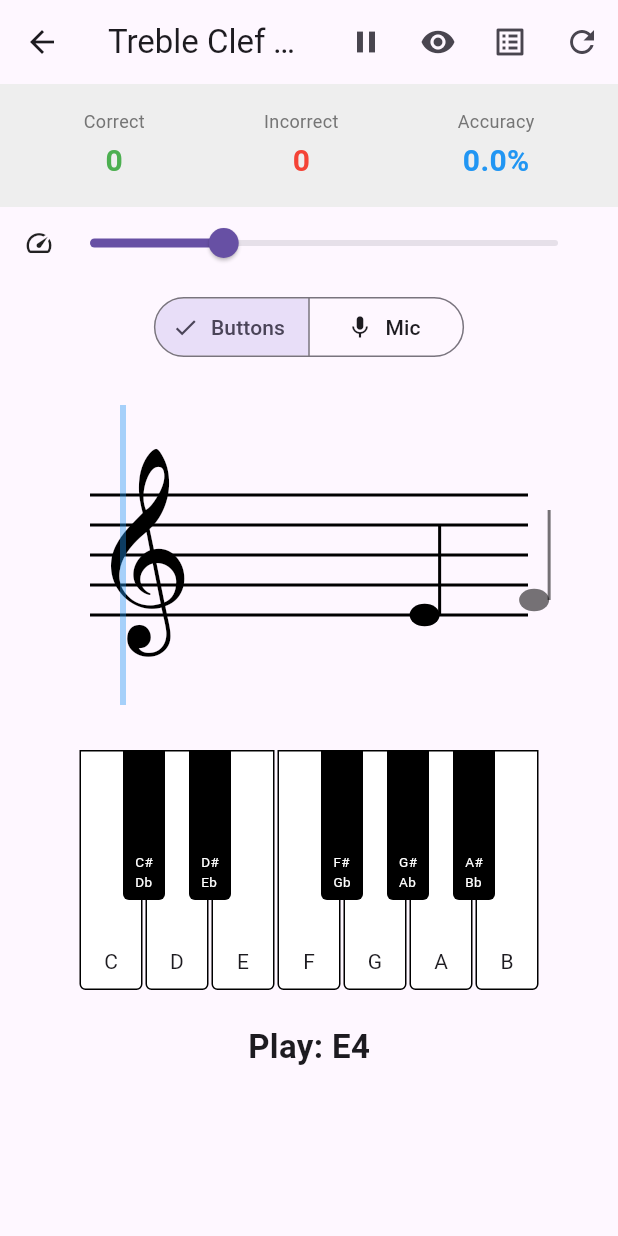
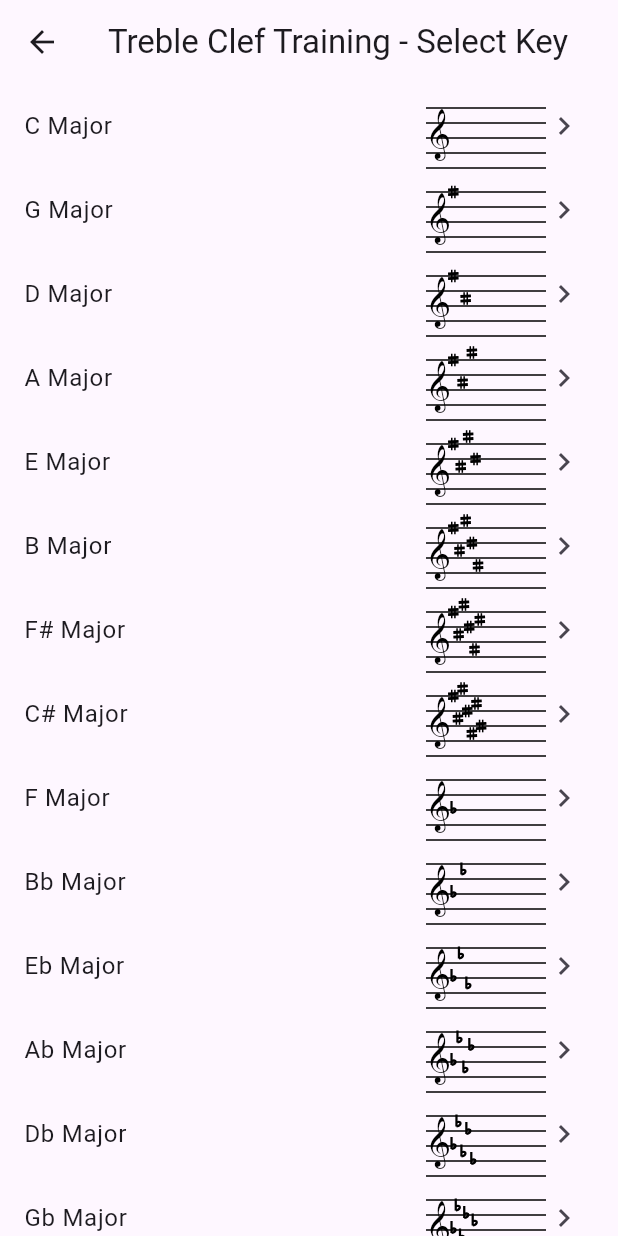
Before and after one commit to reyjager/music, a Flutter app: the screen it shows after launch, after a tap on "Treble Clef", on a phone screen of 412 x 824 dp. Run offline on Flutter 3.47's test engine with Material 3 defaults, Android fonts, the phone set to English and light mode, and no system bars; our stand-ins replace get, just_audio, stacked; missing offline and left inert: pitch_detector_dart, record.

Commit message:
adding key signature model and adjust clef size, generate note according to the key signature

```diff
--- /dev/null
+++ b/lib/models/key_signature.dart
@@ -0,0 +1,47 @@
+class KeySignature {
+  final String name;
+  final List<String> sharps; // note letters with sharps in this key
+  final List<String> flats; // note letters with flats in this key
+
+  const KeySignature({
+    required this.name,
+    this.sharps = const [],
+    this.flats = const [],
+  });
+
+  bool isNatural(String letter) =>
+      !sharps.contains(letter) && !flats.contains(letter);
+
+  bool hasSharp(String letter) => sharps.contains(letter);
+  bool hasFlat(String letter) => flats.contains(letter);
+
+  /// Treble clef staff positions for sharps (F C G D A E B)
+  static const List<int> trebleSharpPositions = [4, 1, 5, 2, -1, 3, 0];
+
+  /// Treble clef staff positions for flats (B E A D G C F)
+  static const List<int> trebleFlatPositions = [0, 3, -1, 2, -2, 1, -3];
+
+  /// Bass clef staff positions for sharps (F C G D A E B)
+  static const List<int> bassSharpPositions = [2, -1, 3, 0, -3, 1, -2];
+
+  /// Bass clef staff positions for flats (B E A D G C F)
+  static const List<int> bassFlatPositions = [-2, 1, -3, 0, -4, -1, -5];
+
+  static const List<KeySignature> allKeys = [
+    KeySignature(name: 'C Major'),
+    KeySignature(name: 'G Major', sharps: ['F']),
+    KeySignature(name: 'D Major', sharps: ['F', 'C']),
+    KeySignature(name: 'A Major', sharps: ['F', 'C', 'G']),
+    KeySignature(name: 'E Major', sharps: ['F', 'C', 'G', 'D']),
+    KeySignature(name: 'B Major', sharps: ['F', 'C', 'G', 'D', 'A']),
+    KeySignature(name: 'F# Major', sharps: ['F', 'C', 'G', 'D', 'A', 'E']),
+    KeySignature(name: 'C# Major', sharps: ['F', 'C', 'G', 'D', 'A', 'E', 'B']),
+    KeySignature(name: 'F Major', flats: ['B']),
+    KeySignature(name: 'Bb Major', flats: ['B', 'E']),
+    KeySignature(name: 'Eb Major', flats: ['B', 'E', 'A']),
+    KeySignature(name: 'Ab Major', flats: ['B', 'E', 'A', 'D']),
+    KeySignature(name: 'Db Major', flats: ['B', 'E', 'A', 'D', 'G']),
+    KeySignature(name: 'Gb Major', flats: ['B', 'E', 'A', 'D', 'G', 'C']),
+    KeySignature(name: 'Cb Major', flats: ['B', 'E', 'A', 'D', 'G', 'C', 'F']),
+  ];
+}
--- a/lib/modules/training/clef/bass_page.dart
+++ b/lib/modules/training/clef/bass_page.dart
@@ -1,12 +1,12 @@
 import 'package:flutter/material.dart';
 import '../../../models/clef_config.dart';
-import '../training_view.dart';
+import 'key_signature_selection_view.dart';
 
 class BassClefTrainingView extends StatelessWidget {
   const BassClefTrainingView({Key? key}) : super(key: key);
 
   @override
   Widget build(BuildContext context) {
-    return const TrainingView(config: ClefConfig.bass);
+    return const KeySignatureSelectionView(config: ClefConfig.bass);
   }
 }
--- /dev/null
+++ b/lib/modules/training/clef/key_signature_selection_view.dart
@@ -0,0 +1,45 @@
+import 'package:flutter/material.dart';
+import 'package:get/get.dart';
+import '../../../models/clef_config.dart';
+import '../../../models/key_signature.dart';
+import '../../widgets/music_symbols/key_signature_painter.dart';
+import '../training_view.dart';
+
+class KeySignatureSelectionView extends StatelessWidget {
+  final ClefConfig config;
+
+  const KeySignatureSelectionView({Key? key, required this.config})
+      : super(key: key);
+
+  @override
+  Widget build(BuildContext context) {
+    return Scaffold(
+      appBar: AppBar(title: Text('${config.title} - Select Key')),
+      body: ListView.builder(
+        itemCount: KeySignature.allKeys.length,
+        itemBuilder: (context, index) {
+          final ks = KeySignature.allKeys[index];
+          return ListTile(
+            title: Text(ks.name),
+            trailing: Row(
+              mainAxisSize: MainAxisSize.min,
+              children: [
+                KeySignatureWidget(
+                  sharps: ks.sharps.length,
+                  flats: ks.flats.length,
+                  clefType: config.isBassClef ? 'bass' : 'treble',
+                  size: 40,
+                ),
+                const Icon(Icons.chevron_right),
+              ],
+            ),
+            onTap: () => Get.to(() => TrainingView(
+                  config: config,
+                  keySignature: ks,
+                )),
+          );
+        },
+      ),
+    );
+  }
+}
--- a/lib/modules/training/clef/treble_page.dart
+++ b/lib/modules/training/clef/treble_page.dart
@@ -1,12 +1,12 @@
 import 'package:flutter/material.dart';
 import '../../../models/clef_config.dart';
-import '../training_view.dart';
+import 'key_signature_selection_view.dart';
 
 class TrebleClefTrainingView extends StatelessWidget {
   const TrebleClefTrainingView({Key? key}) : super(key: key);
 
   @override
   Widget build(BuildContext context) {
-    return const TrainingView(config: ClefConfig.treble);
+    return const KeySignatureSelectionView(config: ClefConfig.treble);
   }
 }
--- a/lib/modules/training/training_view.dart
+++ b/lib/modules/training/training_view.dart
@@ -2,6 +2,7 @@ import 'package:flutter/material.dart';
 import 'package:flutter/scheduler.dart';
 import 'package:stacked/stacked.dart';
 import '../../models/clef_config.dart';
+import '../../models/key_signature.dart';
 import '../../services/audio_service.dart';
 import '../../services/note_generator_service.dart';
 import '../widgets/staff_painter.dart';
@@ -11,8 +12,13 @@ import 'training_viewmodel.dart';
 
 class TrainingView extends StatefulWidget {
   final ClefConfig config;
+  final KeySignature keySignature;
 
-  const TrainingView({Key? key, required this.config}) : super(key: key);
+  const TrainingView({
+    Key? key,
+    required this.config,
+    required this.keySignature,
+  }) : super(key: key);
 
   @override
   State<TrainingView> createState() => _TrainingViewState();
@@ -51,6 +57,7 @@ class _TrainingViewState extends State<TrainingView>
     return ViewModelBuilder<TrainingViewModel>.reactive(
       viewModelBuilder: () => TrainingViewModel(
         config: widget.config,
+        keySignature: widget.keySignature,
         audioService: AudioService(),
         noteGenerator: NoteGeneratorService(),
       ),
@@ -133,6 +140,7 @@ class _TrainingViewState extends State<TrainingView>
                         painter: StaffPainter(
                           isBassClef: widget.config.isBassClef,
                           noteQueue: buildNotePositions(model),
+                          keySignature: model.keySignature,
                         ),
                         size: Size.infinite,
                       ),
--- a/lib/modules/training/training_viewmodel.dart
+++ b/lib/modules/training/training_viewmodel.dart
@@ -2,6 +2,7 @@ import 'dart:async';
 import 'package:flutter/material.dart';
 import 'package:stacked/stacked.dart';
 import '../../models/clef_config.dart';
+import '../../models/key_signature.dart';
 import '../../models/musical_note.dart';
 import '../../models/session_stats.dart';
 import '../../services/audio_service.dart';
@@ -30,10 +31,15 @@ class TrainingViewModel extends BaseViewModel {
 
   TrainingViewModel({
     required this.config,
+    required KeySignature keySignature,
     required AudioService audioService,
     required NoteGeneratorService noteGenerator,
-  })  : _audioService = audioService,
+  })  : _keySignature = keySignature,
+        _audioService = audioService,
         _noteGenerator = noteGenerator;
+
+  final KeySignature _keySignature;
+  KeySignature get keySignature => _keySignature;
 
   ClefInputMode _inputMode = ClefInputMode.buttons;
   ClefInputMode get inputMode => _inputMode;
@@ -128,7 +134,7 @@ class TrainingViewModel extends BaseViewModel {
     scrollingNotes.clear();
     for (int i = 0; i < 5; i++) {
       scrollingNotes.add(ScrollingNote(
-        note: _noteGenerator.generateRandomNote(),
+        note: _noteGenerator.generateNoteInKey(_keySignature),
         xFraction: 0.8 + (i * _noteSpacing),
       ));
     }
@@ -150,7 +156,7 @@ class TrainingViewModel extends BaseViewModel {
     if (scrollingNotes.isEmpty ||
         scrollingNotes.last.xFraction < 1.0 - _noteSpacing) {
       scrollingNotes.add(ScrollingNote(
-        note: _noteGenerator.generateRandomNote(),
+        note: _noteGenerator.generateNoteInKey(_keySignature),
         xFraction: 1.0,
       ));
     }
--- a/lib/modules/widgets/music_symbols/key_signature_painter.dart
+++ b/lib/modules/widgets/music_symbols/key_signature_painter.dart
@@ -78,7 +78,9 @@ class KeySignaturePainter extends CustomPainter {
     final textPainter = TextPainter(
       text: TextSpan(
         text: clefSymbol,
-        style: TextStyle(fontSize: staffHeight * 1.2, color: color),
+        style: TextStyle(
+            fontSize: (clefType == 'treble') ? staffHeight / 2 : staffHeight,
+            color: color),
       ),
       textDirection: TextDirection.ltr,
     );
--- a/lib/modules/widgets/staff_painter.dart
+++ b/lib/modules/widgets/staff_painter.dart
@@ -1,4 +1,5 @@
 import 'package:flutter/material.dart';
+import '../../models/key_signature.dart';
 import '../../models/musical_note.dart';
 
 class NotePosition {
@@ -6,7 +7,8 @@ class NotePosition {
   final double xFraction; // 0.0 = left edge, 1.0 = right edge
   final Color color;
 
-  NotePosition({required this.note, required this.xFraction, this.color = Colors.black});
+  NotePosition(
+      {required this.note, required this.xFraction, this.color = Colors.black});
 }
 
 class StaffPainter extends CustomPainter {
@@ -15,6 +17,7 @@ class StaffPainter extends CustomPainter {
   final Color noteColor;
   final double? noteXOffset;
   final List<NotePosition>? noteQueue;
+  final KeySignature keySignature;
   final double staffLineSpacing = 20.0;
 
   StaffPainter({
@@ -23,6 +26,7 @@ class StaffPainter extends CustomPainter {
     this.noteColor = Colors.black,
     this.noteXOffset,
     this.noteQueue,
+    this.keySignature = const KeySignature(name: 'C Major'),
   });
 
   @override
@@ -49,19 +53,24 @@ class StaffPainter extends CustomPainter {
       drawTrebleClef(canvas, startX + 10, centerY, paint);
     }
 
+    // Draw key signature after clef
+    _drawKeySignature(canvas, startX + 50, centerY, paint);
+
     // Draw note queue if provided
     if (noteQueue != null) {
       for (final np in noteQueue!) {
         final adjustedPosition =
             isBassClef ? np.note.linePosition - 2 : np.note.linePosition;
         final x = startX + (endX - startX) * np.xFraction;
-        _drawNoteAt(canvas, x, centerY, adjustedPosition, np.note, np.color, paint);
+        _drawNoteAt(
+            canvas, x, centerY, adjustedPosition, np.note, np.color, paint);
       }
     } else if (note != null) {
       final adjustedPosition =
           isBassClef ? note!.linePosition - 2 : note!.linePosition;
       final noteX = noteXOffset ?? size.width / 2;
-      _drawNoteAt(canvas, noteX, centerY, adjustedPosition, note!, noteColor, paint);
+      _drawNoteAt(
+          canvas, noteX, centerY, adjustedPosition, note!, noteColor, paint);
     }
   }
 
@@ -69,9 +78,14 @@ class StaffPainter extends CustomPainter {
       MusicalNote noteData, Color color, Paint paint) {
     final noteY = centerY - (linePosition * staffLineSpacing / 2);
 
-    // Draw accidental
+    // Draw accidental only if not already in the key signature
     if (noteData.accidental != null) {
-      _drawAccidentalAt(canvas, x - 18, noteY, noteData.accidental!, color);
+      final letter = noteData.noteName[0];
+      final isInKey = (noteData.accidental == '#' && keySignature.hasSharp(letter)) ||
+          (noteData.accidental == 'b' && keySignature.hasFlat(letter));
+      if (!isInKey) {
+        _drawAccidentalAt(canvas, x - 22, noteY, noteData.accidental!, color);
+      }
     }
 
     // Note head
@@ -87,7 +101,8 @@ class StaffPainter extends CustomPainter {
     final stemPaint = Paint()
       ..color = color
       ..strokeWidth = 2.0;
-    canvas.drawLine(Offset(x + 10, noteY), Offset(x + 10, noteY - 60), stemPaint);
+    canvas.drawLine(
+        Offset(x + 10, noteY), Offset(x + 10, noteY - 60), stemPaint);
 
     // Ledger lines
     drawLedgerLines(canvas, x, centerY, linePosition, paint);
@@ -138,37 +153,65 @@ class StaffPainter extends CustomPainter {
     }
   }
 
+  void _drawKeySignature(
+      Canvas canvas, double startX, double centerY, Paint paint) {
+    final positions = keySignature.sharps.isNotEmpty
+        ? (isBassClef
+            ? KeySignature.bassSharpPositions
+            : KeySignature.trebleSharpPositions)
+        : (isBassClef
+            ? KeySignature.bassFlatPositions
+            : KeySignature.trebleFlatPositions);
+    final count = keySignature.sharps.length + keySignature.flats.length;
+    final isSharp = keySignature.sharps.isNotEmpty;
+
+    for (int i = 0; i < count; i++) {
+      final x = startX + i * 12.0;
+      final y = centerY - (positions[i] * staffLineSpacing / 2);
+      if (isSharp) {
+        _drawAccidentalAt(canvas, x, y, '#', Colors.black);
+      } else {
+        _drawAccidentalAt(canvas, x, y, 'b', Colors.black);
+      }
+    }
+  }
+
   @override
   bool shouldRepaint(StaffPainter oldDelegate) => true;
 
-  void _drawAccidentalAt(Canvas canvas, double x, double y, String accidental, Color color) {
+  void _drawAccidentalAt(
+      Canvas canvas, double x, double y, String accidental, Color color) {
     final paint = Paint()
       ..color = color
-      ..strokeWidth = 1.5
+      ..strokeWidth = 2.0
       ..strokeCap = StrokeCap.round;
 
     if (accidental == '#') {
       paint.style = PaintingStyle.stroke;
-      final s = staffLineSpacing * 0.3;
-      canvas.drawLine(Offset(x - s * 0.3, y - s * 1.2),
-          Offset(x - s * 0.3, y + s * 1.2), paint);
-      canvas.drawLine(Offset(x + s * 0.3, y - s * 1.2),
-          Offset(x + s * 0.3, y + s * 1.2), paint);
-      paint.strokeWidth = 2.5;
+      final s = staffLineSpacing * 0.45;
+      // Two vertical lines
+      canvas.drawLine(Offset(x - s * 0.3, y - s * 1.3),
+          Offset(x - s * 0.3, y + s * 1.3), paint);
+      canvas.drawLine(Offset(x + s * 0.3, y - s * 1.3),
+          Offset(x + s * 0.3, y + s * 1.3), paint);
+      // Two horizontal lines (slightly slanted)
+      paint.strokeWidth = 3.0;
       canvas.drawLine(
-          Offset(x - s, y - s * 0.3), Offset(x + s, y - s * 0.4), paint);
+          Offset(x - s, y - s * 0.35), Offset(x + s, y - s * 0.45), paint);
       canvas.drawLine(
-          Offset(x - s, y + s * 0.4), Offset(x + s, y + s * 0.3), paint);
+          Offset(x - s, y + s * 0.45), Offset(x + s, y + s * 0.35), paint);
     } else if (accidental == 'b') {
       paint.style = PaintingStyle.stroke;
-      paint.strokeWidth = 1.8;
-      final s = staffLineSpacing * 0.35;
+      paint.strokeWidth = 2.0;
+      final s = staffLineSpacing * 0.5;
+      // Vertical stem
       canvas.drawLine(Offset(x - s * 0.3, y - s * 1.8),
-          Offset(x - s * 0.3, y + s * 0.5), paint);
+          Offset(x - s * 0.3, y + s * 0.6), paint);
+      // Curved belly
       final path = Path()
         ..moveTo(x - s * 0.3, y - s * 0.2)
-        ..cubicTo(x + s * 0.7, y - s * 0.5, x + s * 0.7, y + s * 0.4,
-            x - s * 0.3, y + s * 0.5);
+        ..cubicTo(x + s * 0.8, y - s * 0.6, x + s * 0.8, y + s * 0.5,
+            x - s * 0.3, y + s * 0.6);
       canvas.drawPath(path, paint);
     }
   }
```
Also changed, not shown: lib/services/note_generator_service.dart (+75 -4 lines), 1 other file.
